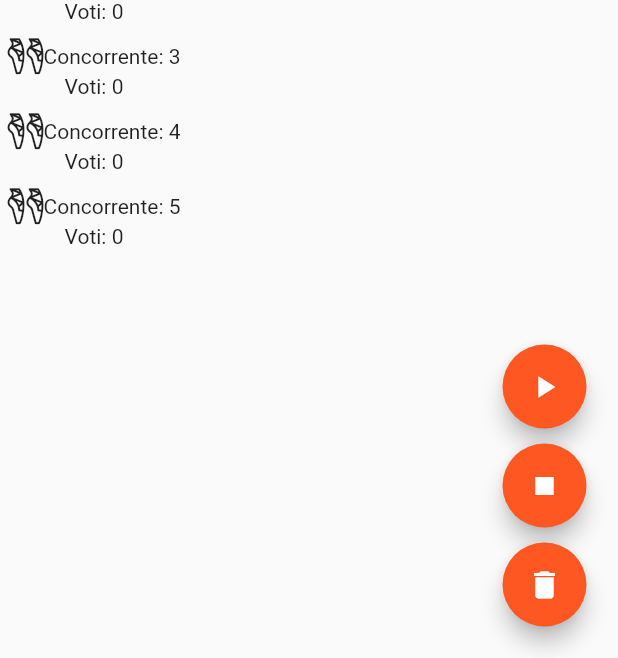
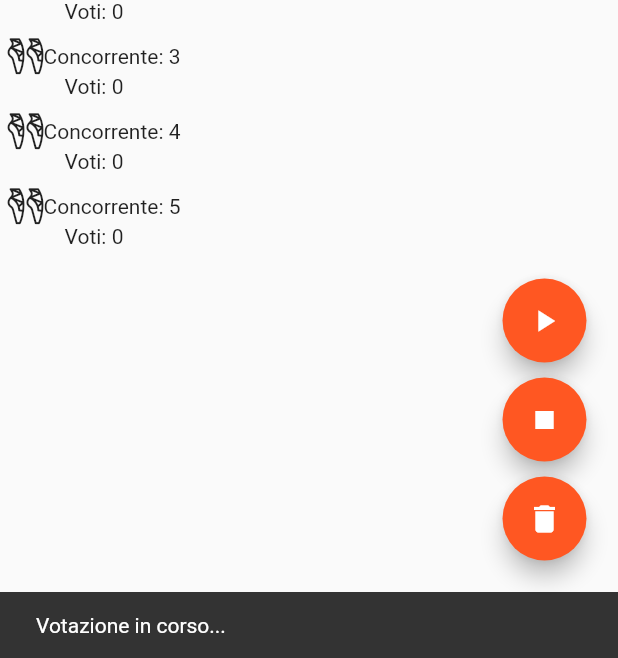
Before and after one commit to fabrizioddera/vbFactorFlutter, a Flutter app: the KidsVoteStateful screen opened directly, after a tap on the "play arrow" icon, on a phone screen of 412 x 824 dp, the part 578-1236 px from its top. Run offline on Flutter 3.47's test engine with Material 2 defaults, Android fonts, the phone set to English and light mode, and no system bars; missing offline and left inert: sms.

```diff
--- a/lib/pages/classicVote.dart
+++ b/lib/pages/classicVote.dart
@@ -29,6 +29,7 @@ class ClassicVoteStateful extends StatefulWidget {
 }
 
 class _ClassicVoteState extends State<ClassicVoteStateful> {
+  GlobalKey<ScaffoldState> scaffoldState = new GlobalKey<ScaffoldState>();
   List<Concorrente> concorrentiCanto = Concorrente.returnListCanto(10);
   List<Concorrente> concorrentiBallo = Concorrente.returnListBallo(10);
 
@@ -94,6 +95,7 @@ class _ClassicVoteState extends State<ClassicVoteStateful> {
   @override
   Widget build(BuildContext context) {
     return Scaffold(
+        key: scaffoldState,
         body: CustomScrollView(
           slivers: <Widget>[
             SliverAppBar(
@@ -178,7 +180,11 @@ class _ClassicVoteState extends State<ClassicVoteStateful> {
               child: new FloatingActionButton(
                 heroTag: null,
                 onPressed: () {
+                  final snackBar = new SnackBar(
+                    content: Text("Votazione in corso..."),
+                  );
                   VBSMSReciver.startListenToSMS(incrementSMS);
+                  scaffoldState.currentState.showSnackBar(snackBar);
                 },
                 child: new Icon(Icons.play_arrow),
               ),
--- a/lib/pages/kidsVote.dart
+++ b/lib/pages/kidsVote.dart
@@ -12,7 +12,7 @@ class KidsVote extends StatelessWidget {
     return MaterialApp(
       title: 'VB Factor 2019',
       theme: ThemeData(
-         primarySwatch: StyleVBFactor.getMainColorMaterial(),
+        primarySwatch: StyleVBFactor.getMainColorMaterial(),
       ),
       home: KidsVoteStateful(title: 'VB Factor 2019 Votazione Kids'),
     );
@@ -29,10 +29,11 @@ class KidsVoteStateful extends StatefulWidget {
 }
 
 class _KidsVoteState extends State<KidsVoteStateful> {
+  GlobalKey<ScaffoldState> scaffoldState = new GlobalKey<ScaffoldState>();
   List<Concorrente> concorrentiCanto = Concorrente.returnListCanto(5);
   List<Concorrente> concorrentiBallo = Concorrente.returnListBallo(5);
 
-    void incrementSMS(SmsMessage msg) {
+  void incrementSMS(SmsMessage msg) {
     if (msg.body != '') {
       List<String> splitString = msg.body.split(new RegExp(' '));
       if (splitString.length > 0 && splitString.length == 7) {
@@ -61,10 +62,10 @@ class _KidsVoteState extends State<KidsVoteStateful> {
     VotingUtils.generateCodeList();
   }
 
-
   @override
   Widget build(BuildContext context) {
     return Scaffold(
+        key: scaffoldState,
         body: CustomScrollView(
           slivers: <Widget>[
             SliverAppBar(
@@ -149,6 +150,10 @@ class _KidsVoteState extends State<KidsVoteStateful> {
               child: new FloatingActionButton(
                 heroTag: null,
                 onPressed: () {
+                  final snackBar = new SnackBar(
+                    content: Text("Votazione in corso..."),
+                  );
+                  scaffoldState.currentState.showSnackBar(snackBar);
                   VBSMSReciver.startListenToSMS(incrementSMS);
                 },
                 child: new Icon(Icons.play_arrow),
--- a/lib/pages/musicalVote.dart
+++ b/lib/pages/musicalVote.dart
@@ -29,6 +29,7 @@ class MusicalVoteStateful extends StatefulWidget {
 }
 
 class _MusicalVoteState extends State<MusicalVoteStateful> {
+  GlobalKey<ScaffoldState> scaffoldState = new GlobalKey<ScaffoldState>();
   List<Concorrente> concorrentiMusical = Concorrente.returnListCanto(10);
 
   void incrementSMS(SmsMessage msg) {
@@ -61,6 +62,7 @@ class _MusicalVoteState extends State<MusicalVoteStateful> {
   @override
   Widget build(BuildContext context) {
     return Scaffold(
+        key: scaffoldState,
         body: CustomScrollView(
           slivers: <Widget>[
             SliverAppBar(
@@ -111,6 +113,10 @@ class _MusicalVoteState extends State<MusicalVoteStateful> {
               child: new FloatingActionButton(
                 heroTag: null,
                 onPressed: () {
+                  final snackBar = new SnackBar(
+                    content: Text("Votazione in corso..."),
+                  );
+                  scaffoldState.currentState.showSnackBar(snackBar);
                   VBSMSReciver.startListenToSMS(incrementSMS);
                 },
                 child: new Icon(Icons.play_arrow),
```
